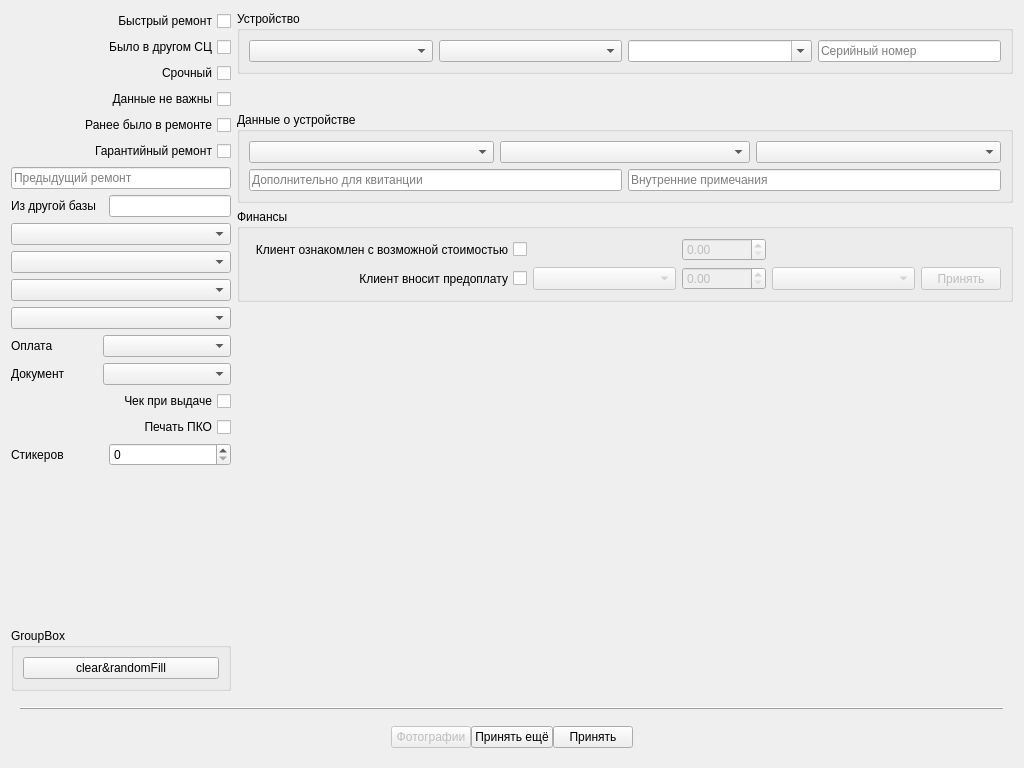
Qt form tabrepairnew.ui (solderercb/snap_crm) before a commit.
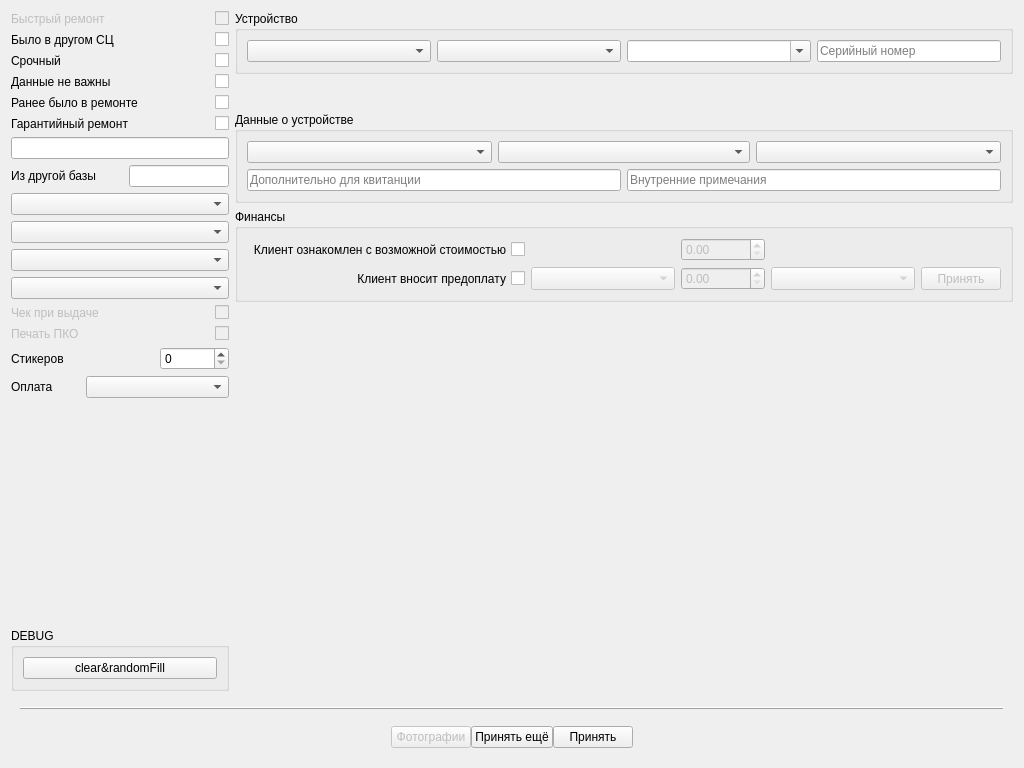
The same form after that commit. Custom widgets are drawn as their Qt base class.

```diff
--- a/tabrepairnew.ui
+++ b/tabrepairnew.ui
@@ -20,57 +20,16 @@
       <enum>QLayout::SetMaximumSize</enum>
      </property>
      <item row="0" column="0">
-      <layout class="QGridLayout" name="gridLayout_4" columnstretch="0,0,0,0,1" columnminimumwidth="220,0,0,0,0">
+      <layout class="QGridLayout" name="gridLayout_4" columnstretch="0,1" columnminimumwidth="0,0">
        <property name="sizeConstraint">
         <enum>QLayout::SetMaximumSize</enum>
        </property>
        <item row="0" column="0">
-        <layout class="QGridLayout" name="gridLayout_7" columnstretch="0,0,0">
-         <item row="12" column="0" colspan="3">
-          <widget class="QComboBox" name="comboBoxOffice">
-           <property name="sizePolicy">
-            <sizepolicy hsizetype="Preferred" vsizetype="Minimum">
-             <horstretch>0</horstretch>
-             <verstretch>0</verstretch>
-            </sizepolicy>
-           </property>
-           <property name="focusPolicy">
-            <enum>Qt::ClickFocus</enum>
-           </property>
-           <property name="editable">
-            <bool>false</bool>
-           </property>
-           <property name="currentText">
-            <string/>
-           </property>
-           <property name="placeholderText">
-            <string>Офис</string>
-           </property>
-          </widget>
-         </item>
-         <item row="13" column="0" colspan="3">
-          <widget class="QComboBox" name="comboBoxCompany">
-           <property name="sizePolicy">
-            <sizepolicy hsizetype="Preferred" vsizetype="Minimum">
-             <horstretch>0</horstretch>
-             <verstretch>0</verstretch>
-            </sizepolicy>
-           </property>
-           <property name="focusPolicy">
-            <enum>Qt::ClickFocus</enum>
-           </property>
-           <property name="editable">
-            <bool>false</bool>
-           </property>
-           <property name="currentText">
-            <string/>
-           </property>
-           <property name="placeholderText">
-            <string>Организация</string>
-           </property>
-          </widget>
-         </item>
-         <item row="2" column="0" colspan="3">
+        <layout class="QGridLayout" name="gridLayoutLeftPanel" columnstretch="0,0,0">
+         <property name="sizeConstraint">
+          <enum>QLayout::SetFixedSize</enum>
+         </property>
+         <item row="2" column="2">
           <widget class="QCheckBox" name="checkBoxIsHighPriority">
            <property name="focusPolicy">
             <enum>Qt::ClickFocus</enum>
@@ -79,46 +38,14 @@
             <enum>Qt::RightToLeft</enum>
            </property>
            <property name="text">
-            <string>Срочный</string>
-           </property>
-          </widget>
-         </item>
-         <item row="8" column="0" colspan="3">
-          <widget class="SLineEdit" name="lineEditPrevRepair">
-           <property name="enabled">
-            <bool>true</bool>
-           </property>
-           <property name="focusPolicy">
-            <enum>Qt::ClickFocus</enum>
-           </property>
-           <property name="text">
             <string/>
            </property>
-           <property name="placeholderText">
-            <string>Предыдущий ремонт</string>
-           </property>
           </widget>
          </item>
-         <item row="0" column="0" colspan="3">
-          <widget class="QCheckBox" name="checkBoxIsQuick">
-           <property name="focusPolicy">
-            <enum>Qt::ClickFocus</enum>
-           </property>
-           <property name="layoutDirection">
-            <enum>Qt::RightToLeft</enum>
-           </property>
-           <property name="text">
-            <string>Быстрый ремонт</string>
-           </property>
-          </widget>
-         </item>
-         <item row="15" column="1" colspan="2">
-          <widget class="QComboBox" name="comboBoxDoc">
-           <property name="enabled">
-            <bool>true</bool>
-           </property>
+         <item row="10" column="0" colspan="3">
+          <widget class="QComboBox" name="comboBoxCompany">
            <property name="sizePolicy">
-            <sizepolicy hsizetype="Preferred" vsizetype="Minimum">
+            <sizepolicy hsizetype="Minimum" vsizetype="Minimum">
              <horstretch>0</horstretch>
              <verstretch>0</verstretch>
             </sizepolicy>
@@ -126,98 +53,72 @@
            <property name="focusPolicy">
             <enum>Qt::ClickFocus</enum>
            </property>
+           <property name="editable">
+            <bool>false</bool>
+           </property>
           </widget>
          </item>
-         <item row="19" column="2">
+         <item row="13" column="0" colspan="2">
+          <widget class="QLabel" name="labelIsCashReceiptDocNeeded">
+           <property name="enabled">
+            <bool>false</bool>
+           </property>
+           <property name="text">
+            <string>Печать ПКО</string>
+           </property>
+          </widget>
+         </item>
+         <item row="14" column="2">
           <widget class="QSpinBox" name="spinBoxStickersCount">
            <property name="focusPolicy">
             <enum>Qt::ClickFocus</enum>
            </property>
           </widget>
          </item>
-         <item row="20" column="0" colspan="3">
-          <spacer name="verticalSpacer">
-           <property name="orientation">
-            <enum>Qt::Vertical</enum>
-           </property>
-           <property name="sizeHint" stdset="0">
-            <size>
-             <width>20</width>
-             <height>40</height>
-            </size>
-           </property>
-          </spacer>
-         </item>
-         <item row="15" column="0">
-          <widget class="QLabel" name="labelDoc">
-           <property name="text">
-            <string>Документ</string>
-           </property>
-          </widget>
-         </item>
-         <item row="5" column="0" colspan="3">
-          <widget class="QCheckBox" name="checkBoxIsNonImportantData">
-           <property name="focusPolicy">
-            <enum>Qt::ClickFocus</enum>
-           </property>
-           <property name="layoutDirection">
-            <enum>Qt::RightToLeft</enum>
-           </property>
+         <item row="3" column="0" colspan="2">
+          <widget class="QLabel" name="labelIsNonImportantData">
            <property name="text">
             <string>Данные не важны</string>
            </property>
           </widget>
          </item>
-         <item row="14" column="0">
+         <item row="13" column="2">
+          <widget class="QCheckBox" name="checkBoxIsCashReceiptDocNeeded">
+           <property name="enabled">
+            <bool>false</bool>
+           </property>
+           <property name="focusPolicy">
+            <enum>Qt::ClickFocus</enum>
+           </property>
+           <property name="layoutDirection">
+            <enum>Qt::RightToLeft</enum>
+           </property>
+           <property name="text">
+            <string/>
+           </property>
+          </widget>
+         </item>
+         <item row="5" column="2">
+          <widget class="QCheckBox" name="checkBoxIsWarranty">
+           <property name="focusPolicy">
+            <enum>Qt::ClickFocus</enum>
+           </property>
+           <property name="layoutDirection">
+            <enum>Qt::RightToLeft</enum>
+           </property>
+           <property name="text">
+            <string/>
+           </property>
+          </widget>
+         </item>
+         <item row="15" column="0">
           <widget class="QLabel" name="labelPaymentAccount">
            <property name="text">
             <string>Оплата</string>
            </property>
           </widget>
          </item>
-         <item row="11" column="0" colspan="3">
-          <widget class="SComboBox" name="comboBoxPresetPlace">
-           <property name="sizePolicy">
-            <sizepolicy hsizetype="Preferred" vsizetype="Minimum">
-             <horstretch>0</horstretch>
-             <verstretch>0</verstretch>
-            </sizepolicy>
-           </property>
-           <property name="focusPolicy">
-            <enum>Qt::ClickFocus</enum>
-           </property>
-           <property name="editable">
-            <bool>false</bool>
-           </property>
-           <property name="currentText">
-            <string/>
-           </property>
-           <property name="placeholderText">
-            <string>Ячейка</string>
-           </property>
-          </widget>
-         </item>
-         <item row="1" column="0" colspan="3">
-          <widget class="QCheckBox" name="checkBoxWasInOtherWorkshop">
-           <property name="focusPolicy">
-            <enum>Qt::ClickFocus</enum>
-           </property>
-           <property name="layoutDirection">
-            <enum>Qt::RightToLeft</enum>
-           </property>
-           <property name="text">
-            <string>Было в другом СЦ</string>
-           </property>
-          </widget>
-         </item>
-         <item row="19" column="0" colspan="2">
-          <widget class="QLabel" name="labelStickersCount">
-           <property name="text">
-            <string>Стикеров</string>
-           </property>
-          </widget>
-         </item>
-         <item row="6" column="0" colspan="3">
+         <item row="4" column="2">
           <widget class="QCheckBox" name="checkBoxWasEarlier">
            <property name="focusPolicy">
             <enum>Qt::ClickFocus</enum>
@@ -226,47 +127,56 @@
             <enum>Qt::RightToLeft</enum>
            </property>
            <property name="text">
-            <string>Ранее было в ремонте</string>
+            <string/>
            </property>
           </widget>
          </item>
-         <item row="9" column="2">
-          <widget class="QLineEdit" name="lineEditPrevRepairFromOldDB">
-           <property name="focusPolicy">
-            <enum>Qt::ClickFocus</enum>
+         <item row="8" column="0" colspan="3">
+          <widget class="SComboBox" name="comboBoxPresetEngineer">
+           <property name="sizePolicy">
+            <sizepolicy hsizetype="Minimum" vsizetype="Minimum">
+             <horstretch>0</horstretch>
+             <verstretch>0</verstretch>
+            </sizepolicy>
            </property>
-          </widget>
-         </item>
-         <item row="18" column="0" colspan="3">
-          <widget class="QCheckBox" name="checkBoxIsCashReceiptDocNeeded">
-           <property name="focusPolicy">
-            <enum>Qt::ClickFocus</enum>
+           <property name="minimumSize">
+            <size>
+             <width>218</width>
+             <height>0</height>
+            </size>
            </property>
-           <property name="layoutDirection">
-            <enum>Qt::RightToLeft</enum>
+           <property name="maximumSize">
+            <size>
+             <width>218</width>
+             <height>16777215</height>
+            </size>
            </property>
-           <property name="text">
-            <string>Печать ПКО</string>
-           </property>
-          </widget>
-         </item>
-         <item row="7" column="0" colspan="3">
-          <widget class="QCheckBox" name="checkBoxIsWarranty">
            <property name="focusPolicy">
             <enum>Qt::ClickFocus</enum>
            </property>
-           <property name="layoutDirection">
-            <enum>Qt::RightToLeft</enum>
+           <property name="editable">
+            <bool>false</bool>
            </property>
+          </widget>
+         </item>
+         <item row="5" column="0" colspan="2">
+          <widget class="QLabel" name="labelIsWarranty">
            <property name="text">
             <string>Гарантийный ремонт</string>
            </property>
           </widget>
          </item>
-         <item row="14" column="1" colspan="2">
+         <item row="14" column="0" colspan="2">
+          <widget class="QLabel" name="labelStickersCount">
+           <property name="text">
+            <string>Стикеров</string>
+           </property>
+          </widget>
+         </item>
+         <item row="15" column="1" colspan="2">
           <widget class="QComboBox" name="comboBoxPresetPaymentAccount">
            <property name="sizePolicy">
-            <sizepolicy hsizetype="Preferred" vsizetype="Minimum">
+            <sizepolicy hsizetype="Minimum" vsizetype="Minimum">
              <horstretch>0</horstretch>
              <verstretch>0</verstretch>
             </sizepolicy>
@@ -283,38 +193,159 @@
            <property name="currentIndex">
             <number>-1</number>
            </property>
-           <property name="placeholderText">
-            <string>Тип оплаты</string>
+          </widget>
+         </item>
+         <item row="11" column="0" colspan="3">
+          <widget class="QComboBox" name="comboBoxOffice">
+           <property name="sizePolicy">
+            <sizepolicy hsizetype="Minimum" vsizetype="Minimum">
+             <horstretch>0</horstretch>
+             <verstretch>0</verstretch>
+            </sizepolicy>
            </property>
+           <property name="focusPolicy">
+            <enum>Qt::ClickFocus</enum>
+           </property>
+           <property name="editable">
+            <bool>false</bool>
+           </property>
           </widget>
          </item>
-         <item row="9" column="0">
-          <widget class="QLabel" name="labelPrevRepairFromOldDB">
+         <item row="2" column="0" colspan="2">
+          <widget class="QLabel" name="labelIsHighPriority">
+           <property name="text">
+            <string>Срочный</string>
+           </property>
+          </widget>
+         </item>
+         <item row="1" column="2">
+          <widget class="QCheckBox" name="checkBoxWasInOtherWorkshop">
            <property name="focusPolicy">
             <enum>Qt::ClickFocus</enum>
            </property>
+           <property name="layoutDirection">
+            <enum>Qt::RightToLeft</enum>
+           </property>
            <property name="text">
-            <string>Из другой базы</string>
+            <string/>
            </property>
           </widget>
          </item>
-         <item row="17" column="0" colspan="3">
+         <item row="1" column="0" colspan="2">
+          <widget class="QLabel" name="labelWasInOtherWorkshop">
+           <property name="text">
+            <string>Было в другом СЦ</string>
+           </property>
+          </widget>
+         </item>
+         <item row="0" column="0" colspan="2">
+          <widget class="QLabel" name="labelIsQuick">
+           <property name="enabled">
+            <bool>false</bool>
+           </property>
+           <property name="text">
+            <string>Быстрый ремонт</string>
+           </property>
+          </widget>
+         </item>
+         <item row="16" column="0" colspan="3">
+          <spacer name="verticalSpacer">
+           <property name="orientation">
+            <enum>Qt::Vertical</enum>
+           </property>
+           <property name="sizeHint" stdset="0">
+            <size>
+             <width>20</width>
+             <height>40</height>
+            </size>
+           </property>
+          </spacer>
+         </item>
+         <item row="12" column="2">
           <widget class="QCheckBox" name="checkBoxIsCheckNeeded">
+           <property name="enabled">
+            <bool>false</bool>
+           </property>
            <property name="focusPolicy">
             <enum>Qt::ClickFocus</enum>
            </property>
            <property name="layoutDirection">
             <enum>Qt::RightToLeft</enum>
+           </property>
+           <property name="text">
+            <string/>
+           </property>
+          </widget>
+         </item>
+         <item row="4" column="0" colspan="2">
+          <widget class="QLabel" name="labelWasEarlier">
+           <property name="text">
+            <string>Ранее было в ремонте</string>
+           </property>
+          </widget>
+         </item>
+         <item row="0" column="2">
+          <widget class="QCheckBox" name="checkBoxIsQuick">
+           <property name="enabled">
+            <bool>false</bool>
+           </property>
+           <property name="focusPolicy">
+            <enum>Qt::ClickFocus</enum>
+           </property>
+           <property name="layoutDirection">
+            <enum>Qt::RightToLeft</enum>
+           </property>
+           <property name="text">
+            <string/>
+           </property>
+          </widget>
+         </item>
+         <item row="3" column="2">
+          <widget class="QCheckBox" name="checkBoxIsNonImportantData">
+           <property name="focusPolicy">
+            <enum>Qt::ClickFocus</enum>
+           </property>
+           <property name="layoutDirection">
+            <enum>Qt::RightToLeft</enum>
+           </property>
+           <property name="text">
+            <string/>
+           </property>
+          </widget>
+         </item>
+         <item row="9" column="0" colspan="3">
+          <widget class="SComboBox" name="comboBoxPresetPlace">
+           <property name="sizePolicy">
+            <sizepolicy hsizetype="Minimum" vsizetype="Minimum">
+             <horstretch>0</horstretch>
+             <verstretch>0</verstretch>
+            </sizepolicy>
+           </property>
+           <property name="focusPolicy">
+            <enum>Qt::ClickFocus</enum>
+           </property>
+           <property name="editable">
+            <bool>false</bool>
+           </property>
+          </widget>
+         </item>
+         <item row="12" column="0" colspan="2">
+          <widget class="QLabel" name="labelIsCheckNeeded">
+           <property name="enabled">
+            <bool>false</bool>
            </property>
            <property name="text">
             <string>Чек при выдаче</string>
            </property>
           </widget>
          </item>
-         <item row="10" column="0" colspan="3">
-          <widget class="SComboBox" name="comboBoxPresetEngineer">
+         <item row="6" column="0" colspan="3">
+          <widget class="SLineEdit" name="lineEditPrevRepair">
+           <property name="enabled">
+            <bool>true</bool>
+           </property>
            <property name="sizePolicy">
-            <sizepolicy hsizetype="Preferred" vsizetype="Minimum">
+            <sizepolicy hsizetype="Minimum" vsizetype="Minimum">
              <horstretch>0</horstretch>
              <verstretch>0</verstretch>
             </sizepolicy>
@@ -322,25 +353,31 @@
            <property name="focusPolicy">
             <enum>Qt::ClickFocus</enum>
            </property>
-           <property name="editable">
-            <bool>false</bool>
-           </property>
-           <property name="currentText">
+           <property name="text">
             <string/>
            </property>
-           <property name="placeholderText">
-            <string>Мастером назначить</string>
-           </property>
           </widget>
          </item>
-         <item row="21" column="0" colspan="3">
+         <item row="17" column="0" colspan="3">
           <widget class="QGroupBox" name="groupBoxDebugPanel">
+           <property name="sizePolicy">
+            <sizepolicy hsizetype="Minimum" vsizetype="Minimum">
+             <horstretch>0</horstretch>
+             <verstretch>0</verstretch>
+            </sizepolicy>
+           </property>
            <property name="title">
-            <string>GroupBox</string>
+            <string>DEBUG</string>
            </property>
            <layout class="QGridLayout" name="gridLayout_10">
             <item row="0" column="0">
              <widget class="QPushButton" name="pushButtonDbgRandomFill">
+              <property name="sizePolicy">
+               <sizepolicy hsizetype="Minimum" vsizetype="Minimum">
+                <horstretch>0</horstretch>
+                <verstretch>0</verstretch>
+               </sizepolicy>
+              </property>
               <property name="focusPolicy">
                <enum>Qt::ClickFocus</enum>
               </property>
@@ -352,10 +389,43 @@
            </layout>
           </widget>
          </item>
+         <item row="7" column="0" colspan="3">
+          <layout class="QHBoxLayout" name="horizontalLayout">
+           <item>
+            <widget class="QLabel" name="labelPrevRepairFromOldDB">
+             <property name="focusPolicy">
+              <enum>Qt::ClickFocus</enum>
+             </property>
+             <property name="text">
+              <string>Из другой базы</string>
+             </property>
+            </widget>
+           </item>
+           <item>
+            <widget class="QLineEdit" name="lineEditPrevRepairFromOldDB">
+             <property name="sizePolicy">
+              <sizepolicy hsizetype="Fixed" vsizetype="Minimum">
+               <horstretch>0</horstretch>
+               <verstretch>0</verstretch>
+              </sizepolicy>
+             </property>
+             <property name="maximumSize">
+              <size>
+               <width>100</width>
+               <height>16777215</height>
+              </size>
+             </property>
+             <property name="focusPolicy">
+              <enum>Qt::ClickFocus</enum>
+             </property>
+            </widget>
+           </item>
+          </layout>
+         </item>
         </layout>
        </item>
-       <item row="0" column="4">
-        <layout class="QGridLayout" name="gridLayout_8" rowstretch="0,0,0,0,0,0">
+       <item row="0" column="1">
+        <layout class="QGridLayout" name="gridLayoutMainPanel" rowstretch="0,0,0,0,0,0">
          <item row="5" column="0">
           <spacer name="verticalSpacer_2">
            <property name="orientation">
```
Left out of the diff: 24 changed lines with no effect on the pictures.
